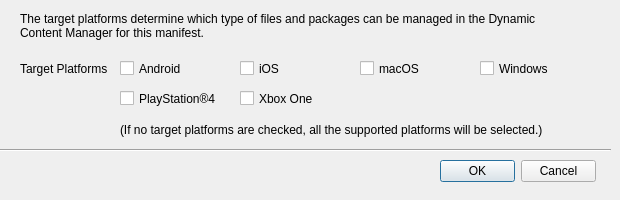
Before: the Qt Designer form dev/Gems/CloudGemDynamicContent/Code/EditorPlugin/change_target_platform.ui in aws/lumberyard, drawn with Qt 5.
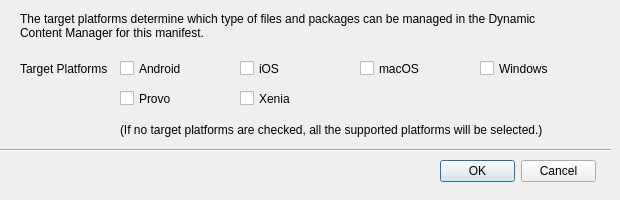
After: the same form once the commit is applied.

```diff
--- a/dev/Gems/CloudGemDynamicContent/Code/EditorPlugin/change_target_platform.ui
+++ b/dev/Gems/CloudGemDynamicContent/Code/EditorPlugin/change_target_platform.ui
@@ -230,7 +230,7 @@
     </size>
    </property>
    <property name="text">
-    <string>PlayStation®4</string>
+    <string>Provo</string>
    </property>
   </widget>
   <widget class="QCheckBox" name="xboxone">
@@ -255,7 +255,7 @@
     </size>
    </property>
    <property name="text">
-    <string>Xbox One</string>
+    <string>Xenia</string>
    </property>
   </widget>
  </widget>
```
Left out of the diff: 4 changed lines with no effect on the pictures.
